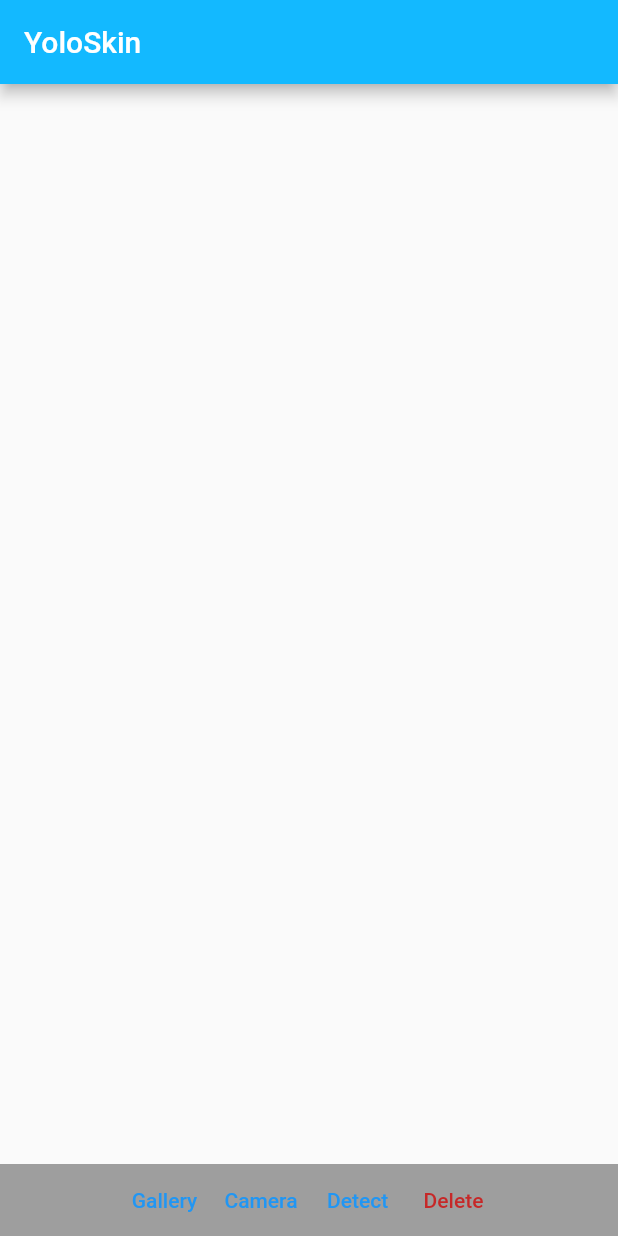
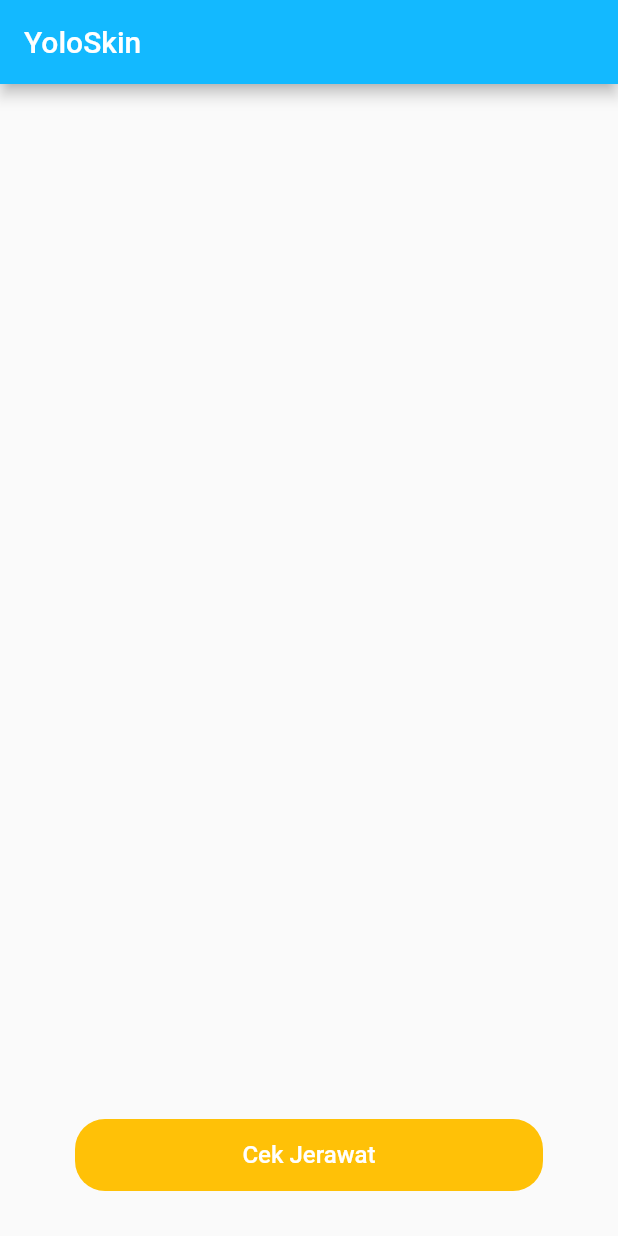
Before and after one commit to masrimanas/YoloSkin, a Flutter app: the screen it shows after launch, on a phone screen of 412 x 824 dp. Run offline on Flutter 3.47's test engine with Material 2 defaults, Android fonts, the phone set to English and light mode, and no system bars; our stand-ins replace bloc, dartz, equatable, get_it, image_picker; missing offline and left inert: pytorch_mobile; generated files the repository leaves out were written again.

Commit message:
🚧 for demo app

```diff
--- /dev/null
+++ b/lib/app/routes/route_observer.dart
@@ -0,0 +1,5 @@
+// ignore_for_file: strict_raw_type
+
+import 'package:flutter/material.dart';
+
+final RouteObserver<ModalRoute> routeObserver = RouteObserver<ModalRoute>();
--- a/lib/app/view/app.dart
+++ b/lib/app/view/app.dart
@@ -1,5 +1,6 @@
 import 'package:flutter/material.dart';
 import 'package:flutter_localizations/flutter_localizations.dart';
+import 'package:yolo_skin/app/routes/routing.dart';
 import 'package:yolo_skin/features/acne_solution/acne_solution.dart';
 import 'package:yolo_skin/l10n/l10n.dart';
 
@@ -20,7 +21,8 @@ class App extends StatelessWidget {
         GlobalMaterialLocalizations.delegate,
       ],
       supportedLocales: AppLocalizations.supportedLocales,
-      home: const AcneSolutionPage(),
+      home: const AcneMainPage(),
+      onGenerateRoute: generatedRoute,
     );
   }
 }
--- /dev/null
+++ b/lib/app/view/widgets/custom_button.dart
@@ -0,0 +1,51 @@
+import 'package:flutter/material.dart';
+
+class CustomButton extends StatelessWidget {
+  const CustomButton({
+    super.key,
+    required this.text,
+    required this.color,
+    required this.onPressed,
+    this.radius = 10.0,
+  });
+  final String text;
+  final Color color;
+  final VoidCallback onPressed;
+  final double radius;
+
+  @override
+  Widget build(BuildContext context) {
+    // const primaryColor = Color(0xff4338CA);
+    const accentColor = Color(0xffffffff);
+
+    return DecoratedBox(
+      decoration: BoxDecoration(
+        borderRadius: BorderRadius.circular(radius),
+        color: color,
+      ),
+      child: ElevatedButton(
+        style: ButtonStyle(
+          fixedSize: MaterialStateProperty.all(
+            const Size.fromWidth(double.maxFinite),
+          ),
+          elevation: MaterialStateProperty.all(0),
+          alignment: Alignment.center,
+
+          // padding: MaterialStateProperty.all(
+          //     const EdgeInsets.fromLTRB(100, 8, 100, 8)),
+          backgroundColor: MaterialStateProperty.all(Colors.transparent),
+          shape: MaterialStateProperty.all(
+            RoundedRectangleBorder(
+              borderRadius: BorderRadius.circular(radius),
+            ),
+          ),
+        ),
+        onPressed: onPressed,
+        child: Text(
+          text,
+          style: const TextStyle(color: accentColor, fontSize: 16),
+        ),
+      ),
+    );
+  }
+}
--- a/lib/features/acne_solution/acne_solution.dart
+++ b/lib/features/acne_solution/acne_solution.dart
@@ -1,4 +1,6 @@
 export 'bloc/acne_bloc/acne_bloc.dart';
 export 'data/datasource/local_data_source.dart';
 export 'data/datasource/remote_data_source.dart';
-export 'view/acne_solution_page.dart';
+export 'view/pages/acne_detection.dart';
+export 'view/pages/acne_main.dart';
+export 'view/pages/detection_result.dart';
--- a/lib/features/acne_solution/data/datasource/local_data_source.dart
+++ b/lib/features/acne_solution/data/datasource/local_data_source.dart
@@ -1,4 +1,4 @@
-import 'dart:io';
+import 'dart:io' show File;
 
 import 'package:yolo_skin/features/acne_solution/data/datasource/helpers/detection_helper.dart';
 import 'package:yolo_skin/features/acne_solution/data/datasource/helpers/image_helper.dart';
--- a/lib/features/acne_solution/view/acne_solution_page.dart
+++ /dev/null
@@ -1,130 +0,0 @@
-// Copyright (c) 2022, Very Good Ventures
-// https://verygood.ventures
-//
-// Use of this source code is governed by an MIT-style
-// license that can be found in the LICENSE file or at
-// https://opensource.org/licenses/MIT.
-
-import 'dart:developer';
-import 'dart:io' show File;
-
-import 'package:flutter/material.dart';
-import 'package:yolo_skin/features/acne_solution/data/repository/acne_repository.dart';
-import 'package:yolo_skin/injection.dart' as di;
-import 'package:yolo_skin/l10n/l10n.dart';
-
-class AcneSolutionPage extends StatelessWidget {
-  const AcneSolutionPage({super.key});
-
-  @override
-  Widget build(BuildContext context) {
-    // return BlocProvider(
-    //   create: (_) => AcneSolutionCubit(),
-    //   child: const AcneSolutionView(),
-    // );
-    return const AcneSolutionView();
-  }
-}
-
-class AcneSolutionView extends StatefulWidget {
-  const AcneSolutionView({super.key});
-
-  @override
-  State<AcneSolutionView> createState() => _AcneSolutionViewState();
-}
-
-class _AcneSolutionViewState extends State<AcneSolutionView> {
-  final repo = AcneRepositoryImpl(di.locator());
-  File? _file;
-
-  @override
-  Widget build(BuildContext context) {
-    final l10n = context.l10n;
-    return Scaffold(
-      appBar: AppBar(title: const Text('YoloSkin')),
-      body: SafeArea(
-        child: Column(
-          mainAxisAlignment: MainAxisAlignment.end,
-          children: [
-            if (_file != null)
-              Expanded(
-                child: Image.file(
-                  _file!,
-                  fit: BoxFit.cover,
-                ),
-              ),
-            Container(
-              color: Colors.grey,
-              child: Row(
-                mainAxisAlignment: MainAxisAlignment.center,
-                children: [
-                  TextButton(
-                    child: const Text('Gallery'),
-                    onPressed: () async {
-                      final result = await repo.getImageFromGallery();
-                      result.fold(
-                        (failure) => log(failure.message),
-                        (data) => setState(() {
-                          _file = data;
-                        }),
-                      );
-                    },
-                  ),
-                  TextButton(
-                    child: const Text('Camera'),
-                    onPressed: () async {
-                      final result = await repo.getImageFromCamera();
-                      result.fold(
-                        (failure) => log(failure.message),
-                        (data) => setState(() {
-                          _file = data;
-                        }),
-                      );
-                    },
-                  ),
-                  TextButton(
-                    child: const Text('Detect'),
-                    onPressed: () async {
-                      if (_file != null) {
-                        final result = await repo.detectAcne(_file!);
-                        result.fold(
-                          (failure) => log(failure.message),
-                          (data) async {
-                            final result = data['result'].toString();
-                            log(result);
-                          },
-                        );
-                      }
-                    },
-                  ),
-                  TextButton(
-                    child: Text(
-                      'Delete',
-                      style: TextStyle(color: Colors.red[800]),
-                    ),
-                    onPressed: () {
-                      setState(() {
-                        _file = null;
-                      });
-                    },
-                  ),
-                ],
-              ),
-            ),
-          ],
-        ),
-      ),
-    );
-  }
-}
-
-// class AcneSolutionText extends StatelessWidget {
-//   const AcneSolutionText({super.key});
-
-//   @override
-//   Widget build(BuildContext context) {
-//     final theme = Theme.of(context);
-
-//     return Text('Bisa!', style: theme.textTheme.headline1);
-//   }
-// }
--- /dev/null
+++ b/lib/features/acne_solution/view/pages/acne_main.dart
@@ -0,0 +1,87 @@
+// Copyright (c) 2022, Very Good Ventures
+// https://verygood.ventures
+//
+// Use of this source code is governed by an MIT-style
+// license that can be found in the LICENSE file or at
+// https://opensource.org/licenses/MIT.
+
+import 'dart:developer';
+import 'dart:io' show File;
+
+import 'package:flutter/material.dart';
+import 'package:yolo_skin/app/view/widgets/custom_bottom_sheet.dart';
+import 'package:yolo_skin/app/view/widgets/custom_button.dart';
+import 'package:yolo_skin/features/acne_solution/data/repository/acne_repository.dart';
+import 'package:yolo_skin/features/acne_solution/view/widgets/check_view.dart';
+import 'package:yolo_skin/injection.dart' as di;
+
+class AcneMainPage extends StatelessWidget {
+  const AcneMainPage({super.key});
+  static const route = '/acne-main';
+
+  @override
+  Widget build(BuildContext context) {
+    // return BlocProvider(
+    //   create: (_) => AcneSolutionCubit(),
+    //   child: const AcneSolutionView(),
+    // );
+    return const AcneSolutionView();
+  }
+}
+
+class AcneSolutionView extends StatefulWidget {
+  const AcneSolutionView({super.key});
+
+  @override
+  State<AcneSolutionView> createState() => _AcneSolutionViewState();
+}
+
+class _AcneSolutionViewState extends State<AcneSolutionView> {
+  final repo = AcneRepositoryImpl(di.locator());
+  File? file;
+
+  @override
+  Widget build(BuildContext context) {
+    // final l10n = context.l10n;
+    return Scaffold(
+      appBar: AppBar(title: const Text('YoloSkin')),
+      body: SafeArea(
+        child: Column(
+          mainAxisAlignment: MainAxisAlignment.end,
+          children: [
+            Padding(
+              padding: const EdgeInsets.symmetric(
+                horizontal: 50,
+                vertical: 30,
+              ),
+              child: CustomButton(
+                text: 'Cek Jerawat',
+                color: Colors.amber,
+                radius: 20,
+                onPressed: () {
+                  customBottomSheet(
+                    context: context,
+                    child: CheckView(
+                      file: file,
+                    ),
+                  );
+                },
+              ),
+            ),
+          ],
+        ),
+      ),
+    );
+  }
+}
+
+// class AcneSolutionText extends StatelessWidget {
+//   const AcneSolutionText({super.key});
+
+//   @override
+//   Widget build(BuildContext context) {
+//     final theme = Theme.of(context);
+
+//     return Text('Bisa!', style: theme.textTheme.headline1);
+//   }
+// }
--- a/pubspec.yaml
+++ b/pubspec.yaml
@@ -39,5 +39,7 @@ flutter:
   generate: true
 
   assets:
-    - assets/face.pt
+    # - assets/faces.pt
+    - assets/face.torchscript
     - assets/labels.csv
+    - assets/dummy_result.jpeg
```
Also changed, not shown: lib/app/routes/routing.dart (added, +33 -0 lines), lib/app/view/widgets/big_button.dart (added, +49 -0 lines), lib/app/view/widgets/custom_bottom_sheet.dart (added, +19 -0 lines), lib/features/acne_solution/data/datasource/helpers/detection_helper.dart (+12 -3 lines), lib/features/acne_solution/data/datasource/helpers/image_helper.dart (+4 -3 lines), lib/features/acne_solution/view/pages/acne_detection.dart (added, +99 -0 lines), lib/features/acne_solution/view/pages/detection_result.dart (added, +11 -0 lines), lib/features/acne_solution/view/widgets/check_view.dart (added, +92 -0 lines), assets/dummy_result.jpeg (added), 1 other file.
